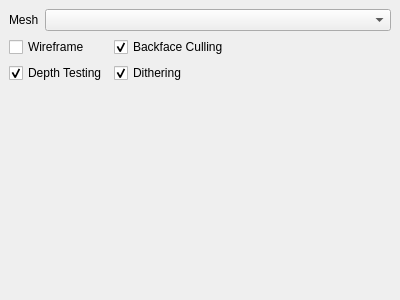
The window that BALLS/BALLS/ui/docks/SceneSettings.ui (JesseTG/BALLS) describes before a commit, drawn with Qt 5.
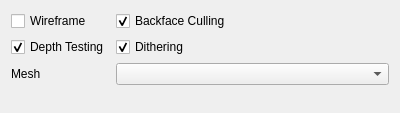
The same window after the commit.

Commit message:
Split a few docks off to separate widgets
- Can't edit BallsWindow.ui if it's too slow to do anything

What changed in the file:
```diff
--- a/BALLS/BALLS/ui/docks/SceneSettings.ui
+++ b/BALLS/BALLS/ui/docks/SceneSettings.ui
@@ -1,23 +1,20 @@
 <?xml version="1.0" encoding="UTF-8"?>
 <ui version="4.0">
  <class>SceneSettings</class>
- <widget class="QDockWidget" name="SceneSettings">
+ <widget class="QWidget" name="SceneSettings">
   <property name="geometry">
    <rect>
     <x>0</x>
     <y>0</y>
     <width>400</width>
-    <height>300</height>
+    <height>113</height>
    </rect>
   </property>
   <property name="windowTitle">
    <string>Sce&amp;ne Settings</string>
   </property>
-  <widget class="QWidget" name="dockWidgetContents">
-   <layout class="QFormLayout" name="formLayout_2">
-    <item row="1" column="0" colspan="2">
      <layout class="QFormLayout" name="formLayout">
-      <item row="1" column="0">
+   <item row="0" column="0">
        <widget class="QCheckBox" name="wireframeCheck">
         <property name="statusTip">
          <string>When checked, renders wire frames instead of filled polygons</string>
@@ -33,23 +30,7 @@
         </property>
        </widget>
       </item>
-      <item row="2" column="0">
-       <widget class="QCheckBox" name="depthTestCheck">
-        <property name="statusTip">
-         <string/>
-        </property>
-        <property name="text">
-         <string>Depth Testing</string>
-        </property>
-        <property name="checked">
-         <bool>true</bool>
-        </property>
-        <property name="option" stdset="0">
-         <string notr="true">depth-test</string>
-        </property>
-       </widget>
-      </item>
-      <item row="1" column="1">
+   <item row="0" column="1">
        <widget class="QCheckBox" name="backfaceCheck">
         <property name="statusTip">
          <string>When checked, doesn't draw a polygon that's not facing the camera</string>
@@ -65,7 +46,23 @@
         </property>
        </widget>
       </item>
-      <item row="2" column="1">
+   <item row="1" column="0">
+    <widget class="QCheckBox" name="depthTestCheck">
+     <property name="statusTip">
+      <string/>
+     </property>
+     <property name="text">
+      <string>Depth Testing</string>
+     </property>
+     <property name="checked">
+      <bool>true</bool>
+     </property>
+     <property name="option" stdset="0">
+      <string notr="true">depth-test</string>
+     </property>
+    </widget>
+   </item>
+   <item row="1" column="1">
        <widget class="QCheckBox" name="ditherCheck">
         <property name="text">
          <string>Dithering</string>
@@ -78,20 +75,24 @@
         </property>
        </widget>
       </item>
-     </layout>
-    </item>
-    <item row="0" column="1">
-     <widget class="QComboBox" name="meshComboBox"/>
-    </item>
-    <item row="0" column="0">
+   <item row="2" column="0">
      <widget class="QLabel" name="meshLabel">
       <property name="text">
        <string>Mesh</string>
       </property>
      </widget>
     </item>
-   </layout>
-  </widget>
+   <item row="2" column="1">
+    <widget class="QComboBox" name="meshComboBox">
+     <property name="sizePolicy">
+      <sizepolicy hsizetype="MinimumExpanding" vsizetype="Fixed">
+       <horstretch>0</horstretch>
+       <verstretch>0</verstretch>
+      </sizepolicy>
+     </property>
+    </widget>
+   </item>
+  </layout>
  </widget>
  <resources/>
  <connections/>
```
Left out of the diff: 2 changed lines with no effect on the pictures. Lines whose indentation alone changed are shown as unchanged. The commit also changes 4 other files.
